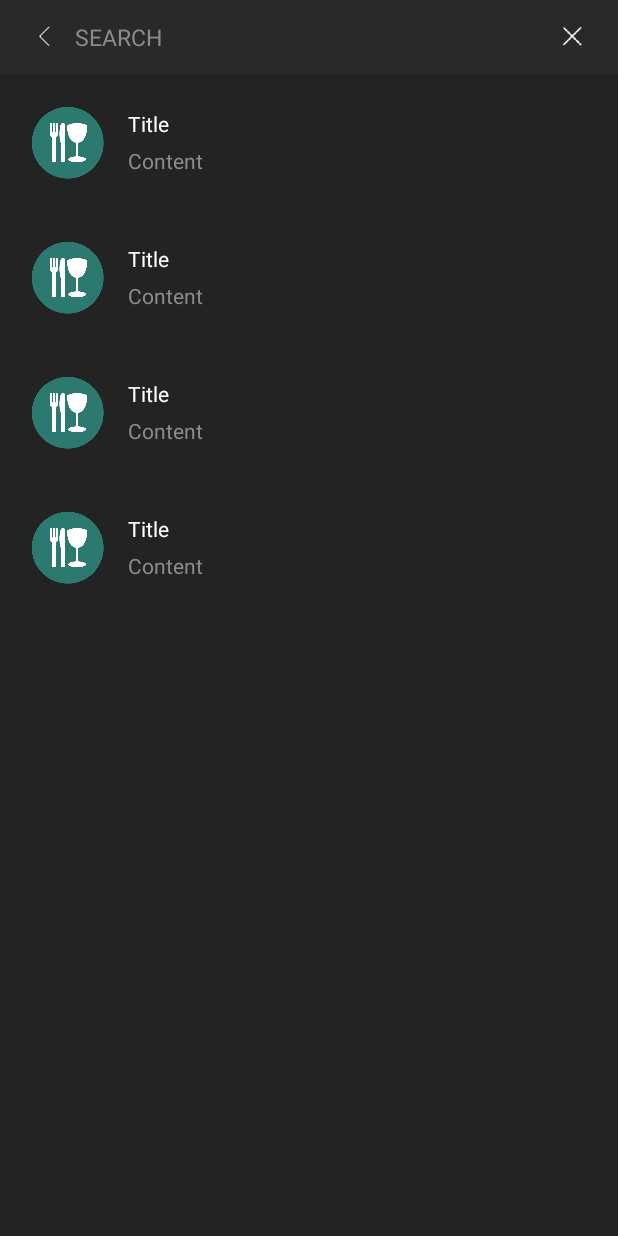
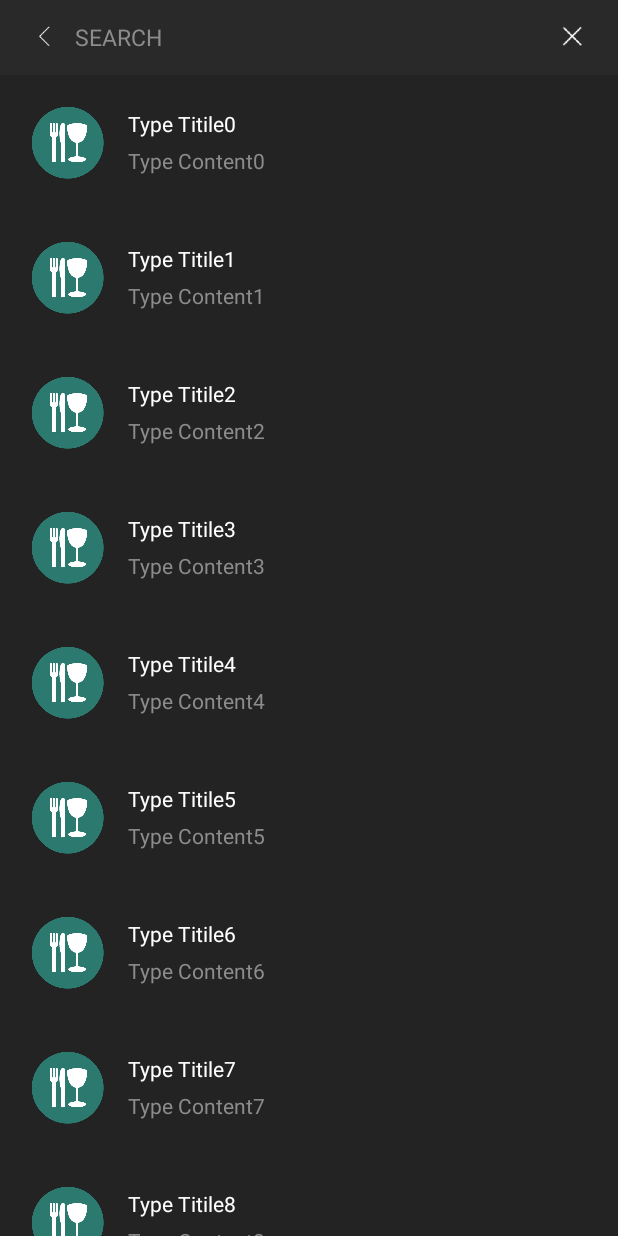
Before and after one commit to laibi0923/Receipt, an Android app: the SearchType screen opened directly, with no data from a screen before it, on a phone screen of 412 x 824 dp. Run offline under Robolectric (Android 15) with nearby library versions, the phone set to English and light mode, and no system bars.

Commit message:
28/3/2019

```diff
--- a/app/src/main/java/com/example/lpc/receipt/NewRecord/Receipt_Item_Model.java
+++ b/app/src/main/java/com/example/lpc/receipt/NewRecord/Receipt_Item_Model.java
@@ -4,8 +4,10 @@ public class Receipt_Item_Model {
 
     public String ItemName, ItemType, ItemPrice;
 
-    public Receipt_Item_Model(String item_Name, String item_Type, String itemName) {
+    public Receipt_Item_Model(String itemName, String itemType, String itemPrice) {
         ItemName = itemName;
+        ItemType = itemType;
+        ItemPrice = itemPrice;
     }
 
     public String getItemName() {
--- a/app/src/main/java/com/example/lpc/receipt/NewRecord/SearchType.java
+++ b/app/src/main/java/com/example/lpc/receipt/NewRecord/SearchType.java
@@ -1,17 +1,27 @@
 package com.example.lpc.receipt.NewRecord;
 import android.support.v7.app.*;
 import android.os.*;
+import android.support.v7.widget.LinearLayoutManager;
+import android.support.v7.widget.RecyclerView;
 import android.view.View;
 import android.widget.EditText;
 import android.widget.RelativeLayout;
 
 import com.example.lpc.receipt.R;
 
+import java.util.ArrayList;
+
 public class SearchType extends AppCompatActivity implements View.OnClickListener {
 
 	private RelativeLayout searchtype_back_btn, searchtype_clear_btn;
 
 	private EditText searchtype_search_ed;
+
+	private RecyclerView SearchType_RecyclerView;
+
+	private SearchType_Adapter mSearchType_Adapter;
+
+	private ArrayList<SearchType_Item_Model> Type_list;
 
 
 	@Override
@@ -22,6 +32,8 @@ public class SearchType extends AppCompatActivity implements View.OnClickListene
 		setContentView(R.layout.c02_newrecord_searchtype);
 
 		Find_View();
+
+		add_Data();
 	}
 
 
@@ -34,8 +46,27 @@ public class SearchType extends AppCompatActivity implements View.OnClickListene
 		searchtype_clear_btn.setOnClickListener(this);
 
 		searchtype_search_ed = findViewById(R.id.searchtype_search_ed);
+
+		Type_list = new ArrayList<>();
+		mSearchType_Adapter = new SearchType_Adapter(this, Type_list);
+
+		SearchType_RecyclerView  = findViewById(R.id.searchtype_recyclerview);
+		SearchType_RecyclerView.setLayoutManager(new LinearLayoutManager(this));
+		SearchType_RecyclerView.setNestedScrollingEnabled(false);
+		SearchType_RecyclerView.setAdapter(mSearchType_Adapter);
+
 	}
 
+
+	private void add_Data(){
+
+		for (int i = 0; i < 30; i++){
+			SearchType_Item_Model modle = new SearchType_Item_Model("Type Titile" + i , "Type Content" + i);
+			Type_list.add(modle);
+		}
+
+		mSearchType_Adapter.notifyDataSetChanged();
+	}
 
 	@Override
 	public void onClick(View v) {
--- /dev/null
+++ b/app/src/main/java/com/example/lpc/receipt/NewRecord/SearchType_Adapter.java
@@ -0,0 +1,79 @@
+package com.example.lpc.receipt.NewRecord;
+
+import android.content.Context;
+import android.support.annotation.NonNull;
+import android.support.v7.widget.RecyclerView;
+import android.util.Log;
+import android.view.LayoutInflater;
+import android.view.View;
+import android.view.ViewGroup;
+import android.widget.TextView;
+
+import com.example.lpc.receipt.R;
+import com.example.lpc.receipt.Record.Record_Item_Adapter;
+
+import java.util.ArrayList;
+import java.util.List;
+
+public class SearchType_Adapter extends RecyclerView.Adapter<SearchType_Adapter.SearchType_ViewHolder> {
+
+    private List<SearchType_Item_Model> mData;
+
+    private LayoutInflater mInflater;
+
+    private Record_Item_Adapter.ItemClickListener mClickListener;
+
+    public SearchType_Adapter(Context context, List<SearchType_Item_Model> mData) {
+        this.mData = mData;
+        this.mInflater = mInflater.from(context);
+    }
+
+
+    @NonNull
+    @Override
+    public SearchType_ViewHolder onCreateViewHolder(@NonNull ViewGroup parent, int viewType) {
+        View view = mInflater.inflate(R.layout.c02_searchtype_item, parent, false);
+        return new SearchType_ViewHolder(view);
+    }
+
+    @Override
+    public void onBindViewHolder(@NonNull SearchType_ViewHolder holder, int position) {
+
+        holder.searchtype_name.setText(mData.get(position).getSearchtype_name());
+
+        holder.searchtype_content.setText(mData.get(position).getSearchtype_content());
+
+    }
+
+    @Override
+    public int getItemCount() {
+        return mData.size();
+    }
+
+
+
+
+    // ViewHolder
+    public class SearchType_ViewHolder extends RecyclerView.ViewHolder implements View.OnClickListener{
+
+        private TextView searchtype_name, searchtype_content;
+
+        public SearchType_ViewHolder(View itemView) {
+            super(itemView);
+
+            searchtype_name = itemView.findViewById(R.id.searchtype_name);
+
+            searchtype_content = itemView.findViewById(R.id.searchtype_content);
+
+            itemView.setOnClickListener(this);
+        }
+
+        @Override
+        public void onClick(View v) {
+
+        }
+    }
+
+
+
+}
--- /dev/null
+++ b/app/src/main/java/com/example/lpc/receipt/NewRecord/SearchType_Item_Model.java
@@ -0,0 +1,29 @@
+package com.example.lpc.receipt.NewRecord;
+
+import android.widget.TextView;
+
+public class SearchType_Item_Model {
+
+    public String searchtype_name, searchtype_content;
+
+    public SearchType_Item_Model(String searchtype_name, String searchtype_content) {
+        this.searchtype_name = searchtype_name;
+        this.searchtype_content = searchtype_content;
+    }
+
+    public String getSearchtype_name() {
+        return searchtype_name;
+    }
+
+    public void setSearchtype_name(String searchtype_name) {
+        this.searchtype_name = searchtype_name;
+    }
+
+    public String getSearchtype_content() {
+        return searchtype_content;
+    }
+
+    public void setSearchtype_content(String searchtype_content) {
+        this.searchtype_content = searchtype_content;
+    }
+}
--- a/app/src/main/res/layout/c02_newrecord_searchtype.xml
+++ b/app/src/main/res/layout/c02_newrecord_searchtype.xml
@@ -58,12 +58,9 @@
 
 	</LinearLayout>
 
-	<include layout="@layout/c02_searchtype_item" />
-
-	<include layout="@layout/c02_searchtype_item" />
-
-	<include layout="@layout/c02_searchtype_item" />
-
-	<include layout="@layout/c02_searchtype_item" />
+	<android.support.v7.widget.RecyclerView
+		android:id="@+id/searchtype_recyclerview"
+		android:layout_width="wrap_content"
+		android:layout_height="wrap_content" />
 
 </LinearLayout>
--- a/app/src/main/res/layout/c02_searchtype_item.xml
+++ b/app/src/main/res/layout/c02_searchtype_item.xml
@@ -25,18 +25,20 @@
             android:orientation="vertical">
 
             <TextView
-                android:layout_width="wrap_content"
+                android:id="@+id/searchtype_name"
+                android:layout_width="match_parent"
                 android:layout_height="wrap_content"
                 android:layout_weight="1"
-                android:gravity="center"
+                android:gravity="center|left"
                 android:textColor="@color/text_color_1"
                 android:text="Title"/>
 
             <TextView
-                android:layout_width="wrap_content"
+                android:id="@+id/searchtype_content"
+                android:layout_width="match_parent"
                 android:layout_height="wrap_content"
                 android:layout_weight="1"
-                android:gravity="center"
+                android:gravity="center|left"
                 android:textColor="@color/text_color_2"
                 android:text="Content"/>
 
```
